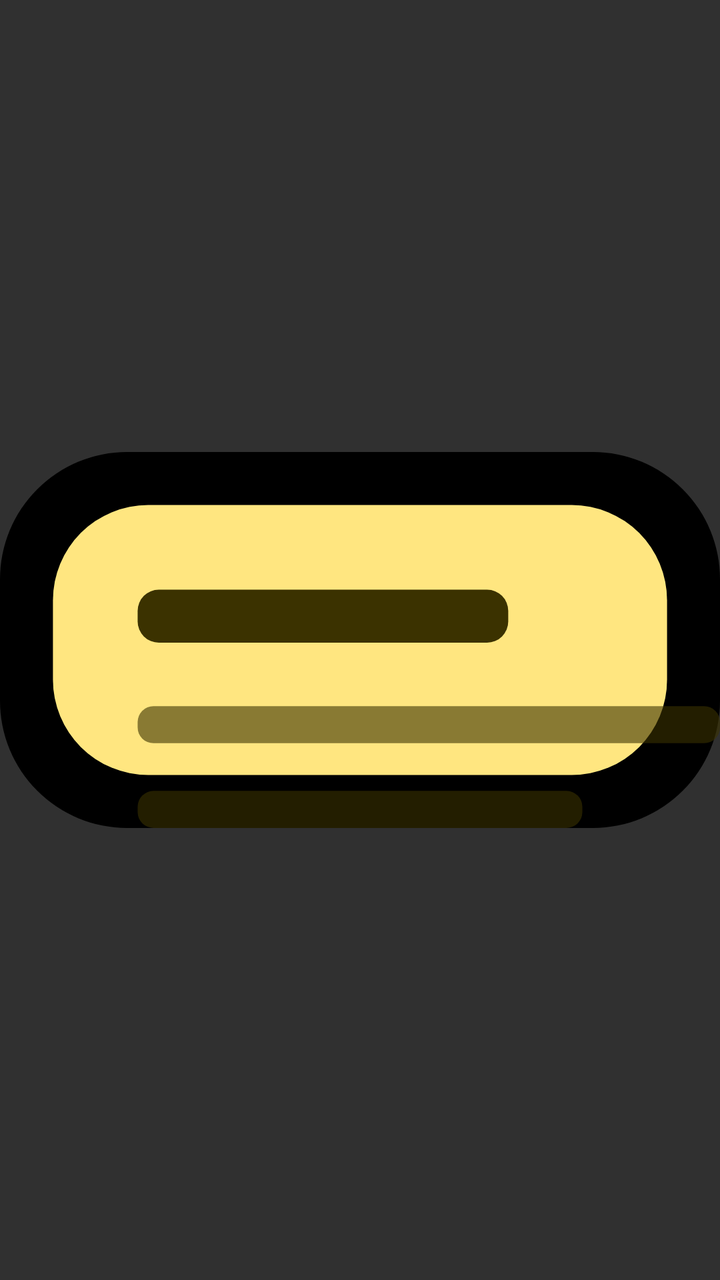
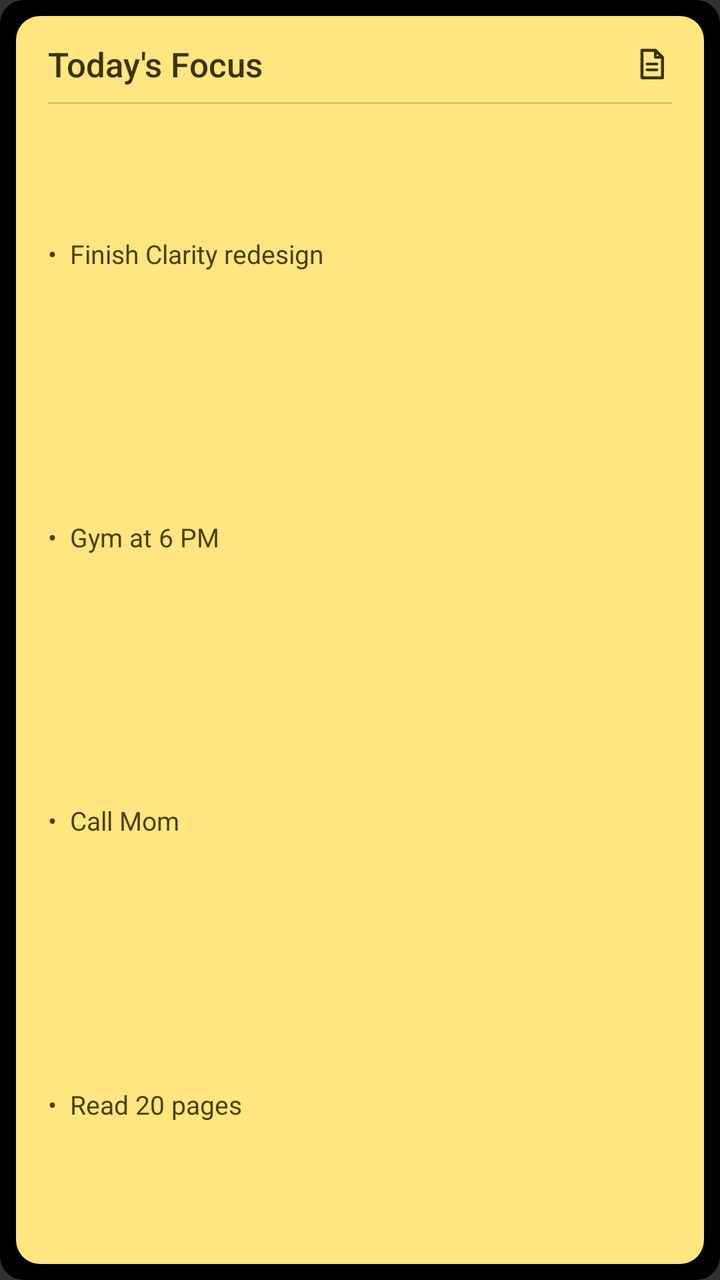

An Android layout rendered at two revisions. The XML below is the earlier revision; the diff shows what the commit changed to produce the second picture.
<!-- AndroidManifest.xml: application theme Theme.DarkTodo -->
<!-- res/layout/sticker_widget_preview.xml -->
<?xml version="1.0" encoding="utf-8"?>
<ImageView xmlns:android="http://schemas.android.com/apk/res/android"
    android:layout_width="match_parent"
    android:layout_height="match_parent"
    android:scaleType="fitCenter"
    android:src="@drawable/widget_preview_sticker" />
<!-- resources referenced by this layout -->
<resources>
  <!-- drawable widget_preview_sticker (drawable) -->
  <?xml version="1.0" encoding="utf-8"?>
  <layer-list xmlns:android="http://schemas.android.com/apk/res/android">
      <item>
          <shape android:shape="rectangle">
              <solid android:color="#000000" />
              <corners android:radius="24dp" />
          </shape>
      </item>
      <item android:left="10dp" android:top="10dp" android:right="10dp" android:bottom="10dp">
          <shape android:shape="rectangle">
              <solid android:color="#FFE680" />
              <corners android:radius="18dp" />
          </shape>
      </item>
      <item android:gravity="top|start" android:left="26dp" android:top="26dp" android:width="70dp" android:height="10dp">
          <shape android:shape="rectangle">
              <solid android:color="#3B3200" />
              <corners android:radius="4dp" />
          </shape>
      </item>
      <item android:gravity="top|start" android:left="26dp" android:top="48dp" android:width="110dp" android:height="7dp">
          <shape android:shape="rectangle">
              <solid android:color="#993B3200" />
              <corners android:radius="3dp" />
          </shape>
      </item>
      <item android:gravity="top|start" android:left="26dp" android:top="64dp" android:width="84dp" android:height="7dp">
          <shape android:shape="rectangle">
              <solid android:color="#993B3200" />
              <corners android:radius="3dp" />
          </shape>
      </item>
  </layer-list>
  <style name="Theme.DarkTodo" parent="android:style/Theme.Material.NoActionBar">
          <item name="android:fontFamily">sans-serif</item>
          <item name="android:colorAccent">#FF0000</item>
          <item name="android:statusBarColor">#000000</item>
          <item name="android:navigationBarColor">#000000</item>
          <item name="android:windowLightStatusBar">false</item>
      </style>
</resources>

<!-- the commit's change to res/layout/sticker_widget_preview.xml (unified diff, before → after) -->
@@ -1,6 +1,99 @@
 <?xml version="1.0" encoding="utf-8"?>
-<ImageView xmlns:android="http://schemas.android.com/apk/res/android"
+<FrameLayout xmlns:android="http://schemas.android.com/apk/res/android"
     android:layout_width="match_parent"
-    android:layout_height="match_parent"
-    android:scaleType="fitCenter"
-    android:src="@drawable/widget_preview_sticker" />
+    android:layout_height="match_parent">
+
+    <ImageView
+        android:layout_width="match_parent"
+        android:layout_height="match_parent"
+        android:scaleType="fitXY"
+        android:src="@drawable/widget_note_card_background" />
+
+    <LinearLayout
+        android:layout_width="match_parent"
+        android:layout_height="match_parent"
+        android:orientation="vertical"
+        android:paddingStart="24dp"
+        android:paddingTop="18dp"
+        android:paddingEnd="24dp"
+        android:paddingBottom="16dp">
+
+        <LinearLayout
+            android:layout_width="match_parent"
+            android:layout_height="28dp"
+            android:gravity="center_vertical"
+            android:orientation="horizontal">
+
+            <TextView
+                android:layout_width="0dp"
+                android:layout_height="match_parent"
+                android:layout_weight="1"
+                android:fontFamily="sans-serif-medium"
+                android:gravity="center_vertical"
+                android:text="Today's Focus"
+                android:textColor="#3B3200"
+                android:textSize="17sp" />
+
+            <ImageView
+                android:layout_width="20dp"
+                android:layout_height="20dp"
+                android:contentDescription="Notes"
+                android:src="@drawable/ic_note_preview" />
+        </LinearLayout>
+
+        <View
+            android:layout_width="match_parent"
+            android:layout_height="1dp"
+            android:layout_marginTop="5dp"
+            android:layout_marginBottom="5dp"
+            android:background="#333B3200" />
+
+        <TextView
+            android:layout_width="match_parent"
+            android:layout_height="0dp"
+            android:layout_weight="1"
+            android:fontFamily="sans-serif"
+            android:gravity="center_vertical"
+            android:includeFontPadding="false"
+            android:maxLines="1"
+            android:text="•  Finish Clarity redesign"
+            android:textColor="#4A3F00"
+            android:textSize="13sp" />
+
+        <TextView
+            android:layout_width="match_parent"
+            android:layout_height="0dp"
+            android:layout_weight="1"
+            android:fontFamily="sans-serif"
+            android:gravity="center_vertical"
+            android:includeFontPadding="false"
+            android:maxLines="1"
+            android:text="•  Gym at 6 PM"
+            android:textColor="#4A3F00"
+            android:textSize="13sp" />
+
+        <TextView
+            android:layout_width="match_parent"
+            android:layout_height="0dp"
+            android:layout_weight="1"
+            android:fontFamily="sans-serif"
+            android:gravity="center_vertical"
+            android:includeFontPadding="false"
+            android:maxLines="1"
+            android:text="•  Call Mom"
+            android:textColor="#4A3F00"
+            android:textSize="13sp" />
+
+        <TextView
+            android:layout_width="match_parent"
+            android:layout_height="0dp"
+            android:layout_weight="1"
+            android:fontFamily="sans-serif"
+            android:gravity="center_vertical"
+            android:includeFontPadding="false"
+            android:maxLines="1"
+            android:text="•  Read 20 pages"
+            android:textColor="#4A3F00"
+            android:textSize="13sp" />
+    </LinearLayout>
+</FrameLayout>
<!-- resource entries referenced after the edit -->
@@ -1,36 +1,37 @@
 <!-- resources referenced by this layout -->
 <resources>
-  <!-- drawable widget_preview_sticker (drawable) -->
-  <?xml version="1.0" encoding="utf-8"?>
+  <!-- drawable ic_note_preview (drawable) -->
+  <vector xmlns:android="http://schemas.android.com/apk/res/android"
+      android:width="20dp"
+      android:height="20dp"
+      android:viewportWidth="24"
+      android:viewportHeight="24">
+      <path
+          android:fillColor="#00000000"
+          android:pathData="M6,3.75h8l4.25,4.25v12.25h-12.25z"
+          android:strokeColor="#3B3200"
+          android:strokeLineJoin="round"
+          android:strokeWidth="1.8" />
+      <path
+          android:fillColor="#00000000"
+          android:pathData="M14,4v4h4M9,12h6M9,15.5h6"
+          android:strokeColor="#3B3200"
+          android:strokeLineCap="round"
+          android:strokeLineJoin="round"
+          android:strokeWidth="1.6" />
+  </vector>
+  <!-- drawable widget_note_card_background (drawable) -->
   <layer-list xmlns:android="http://schemas.android.com/apk/res/android">
       <item>
           <shape android:shape="rectangle">
               <solid android:color="#000000" />
-              <corners android:radius="24dp" />
+              <corners android:radius="12dp" />
           </shape>
       </item>
-      <item android:left="10dp" android:top="10dp" android:right="10dp" android:bottom="10dp">
+      <item android:left="8dp" android:top="8dp" android:right="8dp" android:bottom="8dp">
           <shape android:shape="rectangle">
               <solid android:color="#FFE680" />
-              <corners android:radius="18dp" />
-          </shape>
-      </item>
-      <item android:gravity="top|start" android:left="26dp" android:top="26dp" android:width="70dp" android:height="10dp">
-          <shape android:shape="rectangle">
-              <solid android:color="#3B3200" />
-              <corners android:radius="4dp" />
-          </shape>
-      </item>
-      <item android:gravity="top|start" android:left="26dp" android:top="48dp" android:width="110dp" android:height="7dp">
-          <shape android:shape="rectangle">
-              <solid android:color="#993B3200" />
-              <corners android:radius="3dp" />
-          </shape>
-      </item>
-      <item android:gravity="top|start" android:left="26dp" android:top="64dp" android:width="84dp" android:height="7dp">
-          <shape android:shape="rectangle">
-              <solid android:color="#993B3200" />
-              <corners android:radius="3dp" />
+              <corners android:radius="12dp" />
           </shape>
       </item>
   </layer-list>
